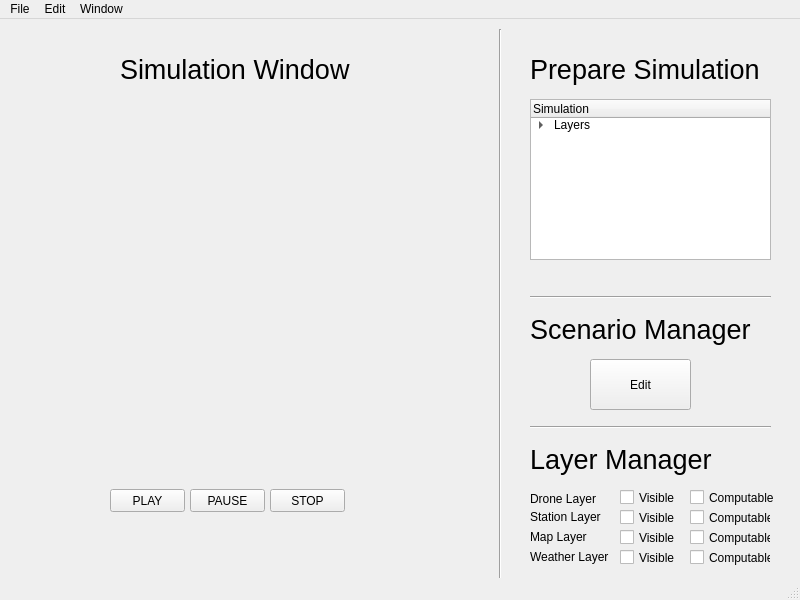
Qt form src/App/GUI/main.ui (MBahyrycz/DroneSimulationEnvironment) before a commit.
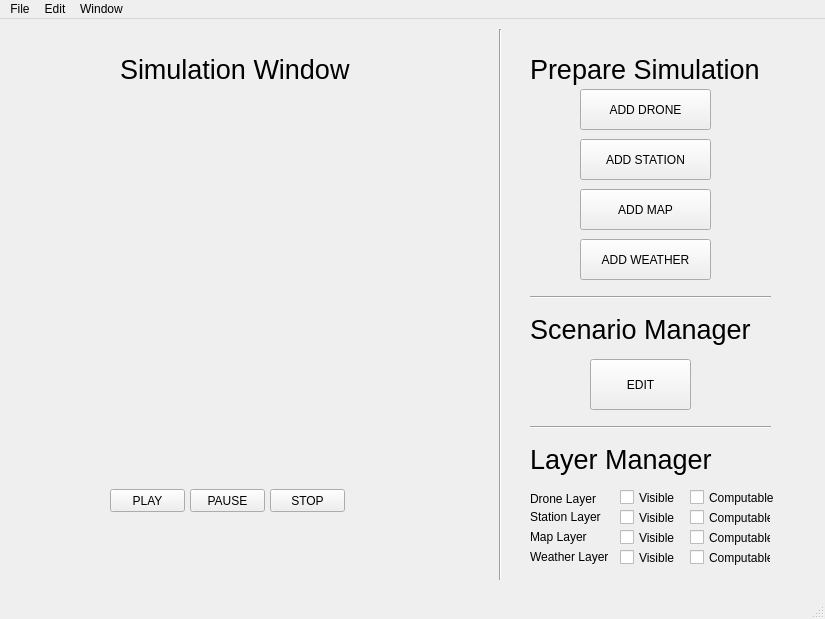
The same form after that commit.

Commit message: Screens connecting

```diff
--- a/src/App/GUI/main.ui
+++ b/src/App/GUI/main.ui
@@ -6,8 +6,8 @@
    <rect>
     <x>0</x>
     <y>0</y>
-    <width>800</width>
-    <height>600</height>
+    <width>825</width>
+    <height>619</height>
    </rect>
   </property>
   <property name="windowTitle">
@@ -258,7 +258,7 @@
      </rect>
     </property>
     <property name="text">
-     <string>Edit</string>
+     <string>EDIT</string>
     </property>
    </widget>
    <widget class="QLabel" name="prepare_simulation">
@@ -279,46 +279,6 @@
      <string>Prepare Simulation</string>
     </property>
    </widget>
-   <widget class="QTreeWidget" name="treeWidget">
-    <property name="geometry">
-     <rect>
-      <x>530</x>
-      <y>80</y>
-      <width>241</width>
-      <height>161</height>
-     </rect>
-    </property>
-    <column>
-     <property name="text">
-      <string>Simulation</string>
-     </property>
-    </column>
-    <item>
-     <property name="text">
-      <string>Layers</string>
-     </property>
-     <item>
-      <property name="text">
-       <string>Drone Layer</string>
-      </property>
-     </item>
-     <item>
-      <property name="text">
-       <string>Station Layer</string>
-      </property>
-     </item>
-     <item>
-      <property name="text">
-       <string>Map Layer</string>
-      </property>
-     </item>
-     <item>
-      <property name="text">
-       <string>Weather Layer</string>
-      </property>
-     </item>
-    </item>
-   </widget>
    <widget class="QLabel" name="simulation_window">
     <property name="geometry">
      <rect>
@@ -376,13 +336,65 @@
      <string>STOP</string>
     </property>
    </widget>
+   <widget class="QPushButton" name="add_drone">
+    <property name="geometry">
+     <rect>
+      <x>580</x>
+      <y>70</y>
+      <width>131</width>
+      <height>41</height>
+     </rect>
+    </property>
+    <property name="text">
+     <string>ADD DRONE</string>
+    </property>
+   </widget>
+   <widget class="QPushButton" name="add_station">
+    <property name="geometry">
+     <rect>
+      <x>580</x>
+      <y>120</y>
+      <width>131</width>
+      <height>41</height>
+     </rect>
+    </property>
+    <property name="text">
+     <string>ADD STATION</string>
+    </property>
+   </widget>
+   <widget class="QPushButton" name="add_map">
+    <property name="geometry">
+     <rect>
+      <x>580</x>
+      <y>170</y>
+      <width>131</width>
+      <height>41</height>
+     </rect>
+    </property>
+    <property name="text">
+     <string>ADD MAP</string>
+    </property>
+   </widget>
+   <widget class="QPushButton" name="add_weather">
+    <property name="geometry">
+     <rect>
+      <x>580</x>
+      <y>220</y>
+      <width>131</width>
+      <height>41</height>
+     </rect>
+    </property>
+    <property name="text">
+     <string>ADD WEATHER</string>
+    </property>
+   </widget>
   </widget>
   <widget class="QMenuBar" name="menubar">
    <property name="geometry">
     <rect>
      <x>0</x>
      <y>0</y>
-     <width>800</width>
+     <width>825</width>
      <height>21</height>
     </rect>
    </property>
```
Left out of the diff: 8 changed lines with no effect on the pictures. The commit also changes 6 other files.
